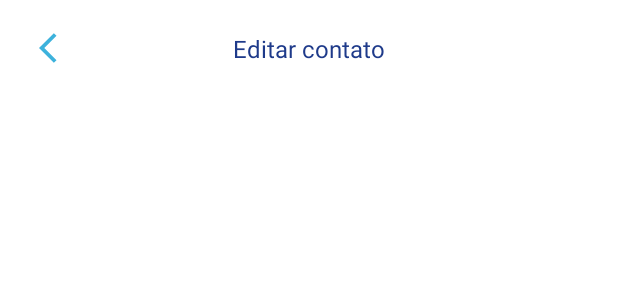
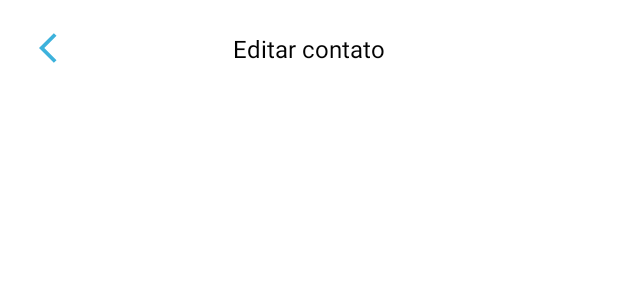
Before and after one commit to phmotad/App-Contatos, an Android app: the layout toolbar_voltar.xml on its own in the app's theme, with its tools: preview values and no code run, on a phone screen of 412 x 824 dp. Shown: the top 300 px of the screen. Run offline under Robolectric (Android 15) with nearby library versions, the light colour scheme and no system bars.

```diff
--- a/app/build.gradle.kts
+++ b/app/build.gradle.kts
@@ -27,6 +27,9 @@ android {
         sourceCompatibility = JavaVersion.VERSION_1_8
         targetCompatibility = JavaVersion.VERSION_1_8
     }
+    viewBinding{
+        enable = true
+    }
 }
 
 dependencies {
--- /dev/null
+++ b/app/src/main/java/br/com/victall/projetoph/IGetContato.java
@@ -0,0 +1,5 @@
+package br.com.victall.projetoph;
+
+public interface IGetContato {
+    void sucess(String idUser);
+}
--- a/app/src/main/java/br/com/victall/projetoph/helper/ConfiguracaoFirebase.java
+++ b/app/src/main/java/br/com/victall/projetoph/helper/ConfiguracaoFirebase.java
@@ -21,6 +21,7 @@ import com.google.firebase.storage.FirebaseStorage;
 import com.google.firebase.storage.StorageReference;
 import com.google.firebase.storage.UploadTask;
 
+import br.com.victall.projetoph.IGetContato;
 import br.com.victall.projetoph.activity.LoginActivity;
 import br.com.victall.projetoph.activity.MainActivity;
 import br.com.victall.projetoph.model.Contato;
@@ -91,7 +92,7 @@ public class ConfiguracaoFirebase {
         return FirebaseAuth.getInstance().getCurrentUser()!=null;
     }
 
-    public static void salvarContato(Contato contato, Context context, Uri uri, boolean isUpdate){
+    public static void salvarContato(Contato contato, Context context, Uri uri, boolean isUpdate, IGetContato listener){
 
 
         DatabaseReference databaseReference = FirebaseDatabase.getInstance().getReference();
@@ -114,7 +115,6 @@ public class ConfiguracaoFirebase {
             @Override
             public void onSuccess(UploadTask.TaskSnapshot taskSnapshot) {
 
-
                 fotoPerfilRef.getDownloadUrl().addOnSuccessListener(new OnSuccessListener<Uri>() {
                     @Override
                     public void onSuccess(Uri uri) {
@@ -129,6 +129,7 @@ public class ConfiguracaoFirebase {
                                     @Override
                                     public void onComplete(@NonNull Task<Void> task) {
                                         if(task.isSuccessful()){
+                                            listener.sucess(contato.getId());
                                             Toast.makeText(context, "Contato salvo com sucesso!", Toast.LENGTH_SHORT).show();
                                         }
                                     }
--- a/app/src/main/res/layout/activity_main.xml
+++ b/app/src/main/res/layout/activity_main.xml
@@ -67,8 +67,8 @@
         android:id="@+id/lstTarefas"
         android:layout_width="0dp"
         android:layout_height="0dp"
-        android:layout_marginBottom="16dp"
-        app:layout_constraintBottom_toBottomOf="parent"
+        android:layout_marginBottom="20dp"
+        app:layout_constraintBottom_toTopOf="@+id/btnAdicionarNovo"
         app:layout_constraintEnd_toEndOf="parent"
         app:layout_constraintStart_toStartOf="parent"
         app:layout_constraintTop_toBottomOf="@+id/toolbar"
--- a/app/src/main/res/layout/toolbar_voltar.xml
+++ b/app/src/main/res/layout/toolbar_voltar.xml
@@ -1,11 +1,22 @@
 <?xml version="1.0" encoding="utf-8"?>
-<androidx.constraintlayout.widget.ConstraintLayout
-    xmlns:android="http://schemas.android.com/apk/res/android"
+<androidx.constraintlayout.widget.ConstraintLayout xmlns:android="http://schemas.android.com/apk/res/android"
     xmlns:app="http://schemas.android.com/apk/res-auto"
+    xmlns:tools="http://schemas.android.com/tools"
     android:layout_width="match_parent"
     android:layout_height="?actionBarSize"
-    android:background="?attr/colorOnBackground"
-    xmlns:tools="http://schemas.android.com/tools">
+    android:backgroundTint="@color/branco">
+
+    <TextView
+        android:id="@+id/textTitulo"
+        android:layout_width="wrap_content"
+        android:layout_height="wrap_content"
+        android:textColor="#020202"
+        android:textSize="16sp"
+        app:layout_constraintBottom_toBottomOf="parent"
+        app:layout_constraintEnd_toEndOf="parent"
+        app:layout_constraintStart_toStartOf="parent"
+        app:layout_constraintTop_toTopOf="parent"
+        tools:text="Editar contato" />
 
     <include
         android:id="@+id/include"
@@ -19,22 +30,7 @@
         app:layout_constraintTop_toTopOf="parent" />
 
 
-    <TextView
-        android:id="@+id/textTitulo"
-        android:layout_width="wrap_content"
-        android:layout_height="wrap_content"
-        app:layout_constraintBottom_toBottomOf="parent"
-        android:textSize="16sp"
-        android:textColor="@color/azulEscuro"
-        app:layout_constraintEnd_toEndOf="parent"
-        app:layout_constraintStart_toStartOf="parent"
-        app:layout_constraintTop_toTopOf="parent"
-        tools:text="Editar contato" />
-
-
-
-
-    <ImageView
+    <View
         android:layout_width="match_parent"
         android:layout_height="1dp"
         android:background="?actionBarDivider"
```
Also changed, not shown: app/src/main/java/br/com/victall/projetoph/activity/ContatoActivity.java (+37 -11 lines), app/src/main/java/br/com/victall/projetoph/activity/MainActivity.java (+16 -13 lines), app/src/main/java/br/com/victall/projetoph/adapter/ContatoAdapter.java (+37 -4 lines), app/src/main/res/layout/activity_contato.xml (+7 -6 lines).
